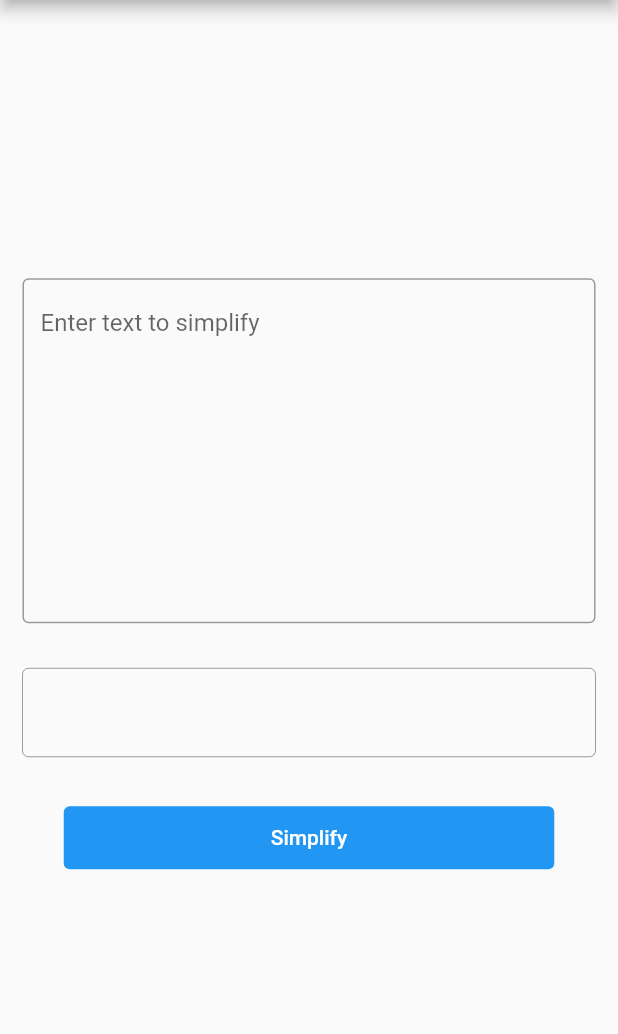
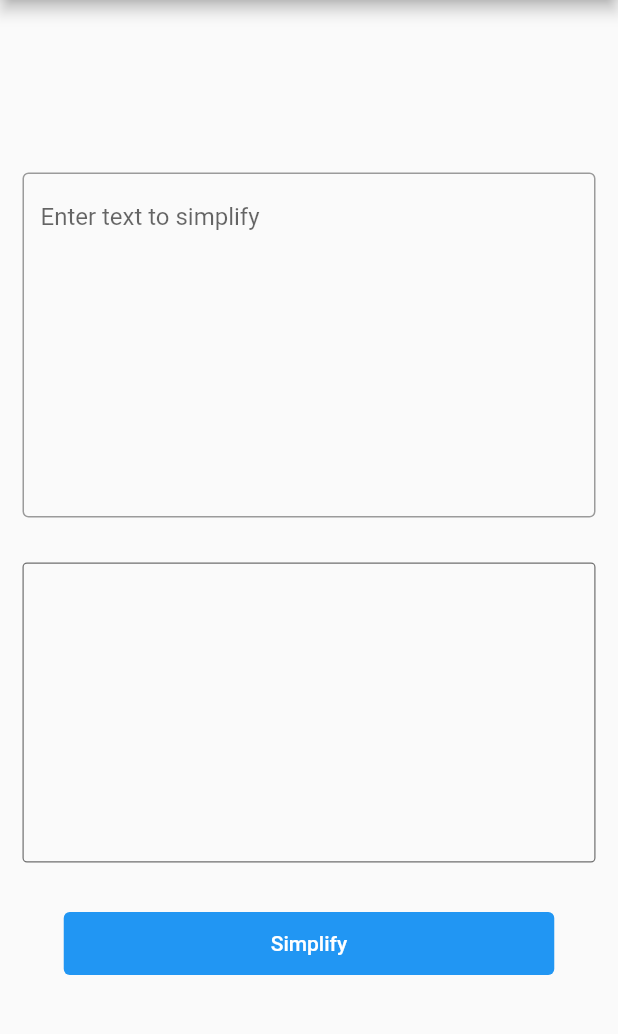
Before and after one commit to keiruu/easi-mobile-text-simplification-client, a Flutter app: the screen it shows after launch, on a phone screen of 412 x 824 dp, the part 84-1118 px from its top. Run offline on Flutter 3.47's test engine with Material 2 defaults, Android fonts, the phone set to English and light mode, and no system bars; our stand-ins replace loading_indicator.

Commit message:
Added loading spinner

```diff
--- a/easi/lib/main.dart
+++ b/easi/lib/main.dart
@@ -1,5 +1,6 @@
 import 'package:flutter/material.dart';
 import 'http-methods.dart';
+import 'package:loading_indicator/loading_indicator.dart';
 
 void main() {
   runApp(MyApp());
@@ -32,6 +33,7 @@ class _MyHomePageState extends State<MyHomePage> {
   var simplifiedResult;
   String simplified = "";
   String prompt = "";
+  bool loading = false;
 
   void setPrompt() {
     setState(() {
@@ -41,9 +43,14 @@ class _MyHomePageState extends State<MyHomePage> {
 
   void setSimplifiedText(prompt) async{
     try {
+      setState(() {
+        loading = true;
+      });
+
       simplifiedResult = await postSimplifyText(prompt);
       setState(() {
         simplified = simplifiedResult;
+        loading = false;
       });
     } catch (e) {
       print("Error simplifying text");
@@ -57,7 +64,15 @@ class _MyHomePageState extends State<MyHomePage> {
       appBar: AppBar(
         title: Text(widget.title),
       ),
-      body: Center(
+      body: loading ? const Center(
+          child: Padding(
+            padding: EdgeInsets.fromLTRB(150, 0, 150, 0),
+            child: LoadingIndicator(
+              indicatorType: Indicator.ballPulse,
+            )
+          )
+        )
+        : Center(
         child: Column(
           mainAxisAlignment: MainAxisAlignment.center,
           children: <Widget>[
@@ -72,16 +87,35 @@ class _MyHomePageState extends State<MyHomePage> {
                 ),
               ),
             ),
-            Padding(
-              padding: EdgeInsets.all(15),
-              child: TextField(
-                minLines: 1,
-                maxLines: 100,
-                enabled: false,
-                decoration: InputDecoration(
-                  border: OutlineInputBorder(),
-                  hintText: '$simplified',
+            // Padding(
+            //   padding: EdgeInsets.all(15),
+            //   child: TextField(
+            //     minLines: 1,
+            //     maxLines: 100,
+            //     enabled: false,
+            //     decoration: InputDecoration(
+            //       border: OutlineInputBorder(),
+            //       hintText: '$simplified',
+            //     ),
+            //   ),
+            // ),
+            FractionallySizedBox(
+              widthFactor: 1,
+              child:  Container(
+                height: 200,
+                margin: const EdgeInsets.all(15.0),
+                padding: const EdgeInsets.all(10.0),
+                decoration: BoxDecoration(
+                  border: Border.all(
+                    color: Color.fromARGB(255, 111, 111, 111),
+                    width: 0.8,
+                  ),
+                  borderRadius: BorderRadius.circular(3)
                 ),
+                child: Text(
+                  '$simplified',
+                  style: TextStyle(fontSize: 16.0),
+                )
               ),
             ),
             Padding(
--- a/easi/pubspec.yaml
+++ b/easi/pubspec.yaml
@@ -35,6 +35,7 @@ dependencies:
   # Use with the CupertinoIcons class for iOS style icons.
   cupertino_icons: ^1.0.2
   http: ^0.13.4
+  loading_indicator: ^3.0.3
 
 dev_dependencies:
   flutter_test:
```
Also changed, not shown: easi/pubspec.lock.
